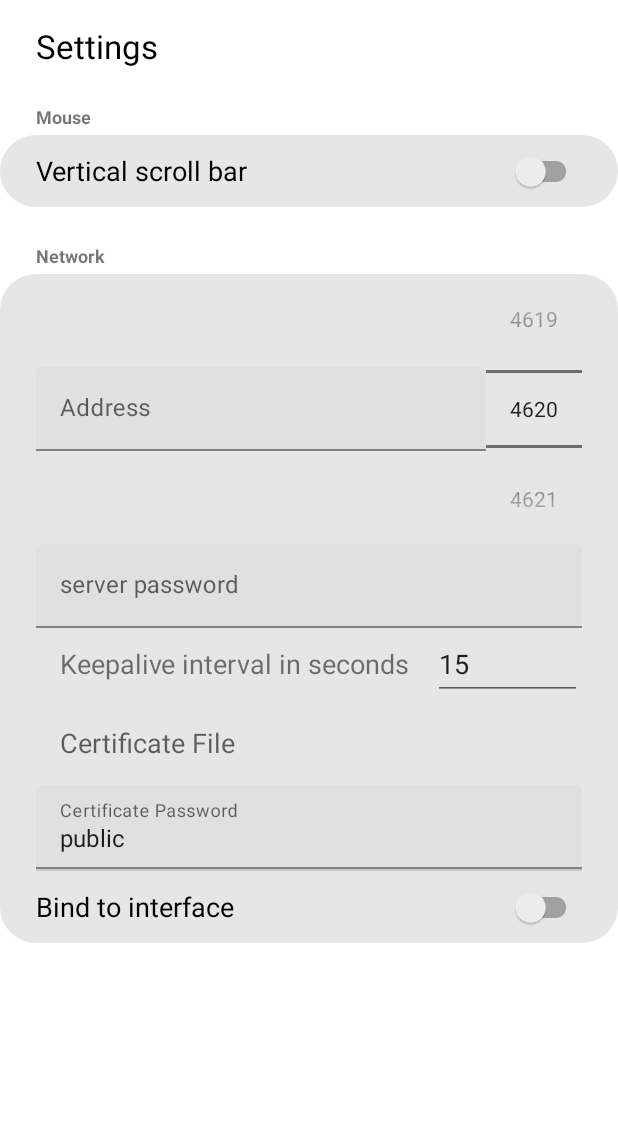
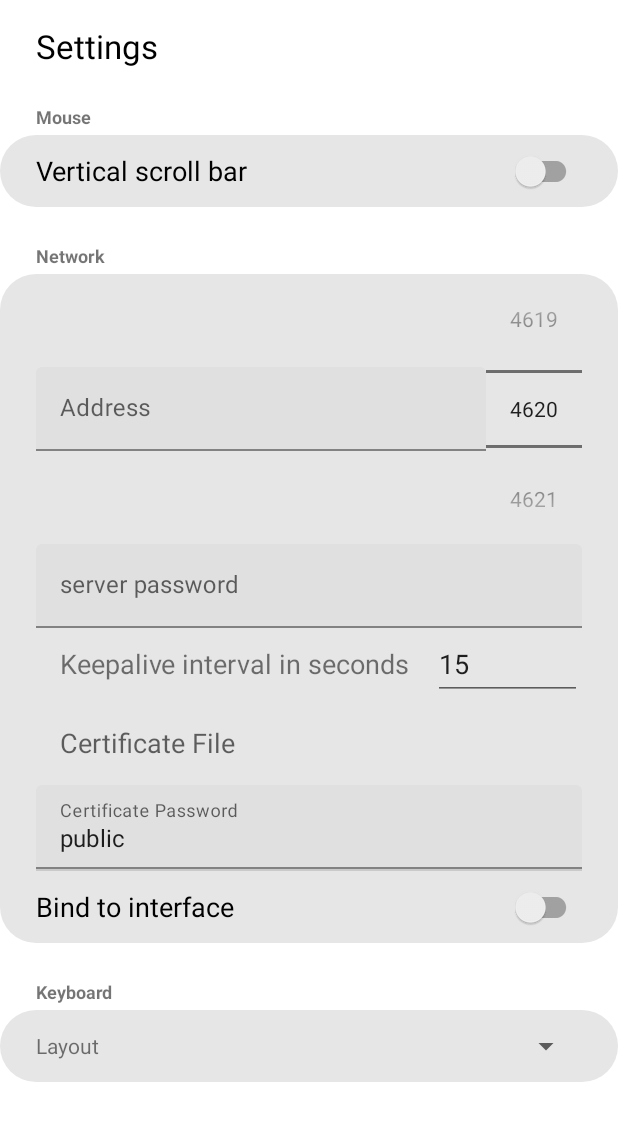
Before and after one commit to kryptonbutterfly/HIDoverWifi_android, an Android app: the screen it shows after launch (PreferencesActivity), after a tap on "Settings", on a phone screen of 412 x 824 dp. Shown: the top 1121 px of the screen. Run offline under Robolectric (Android 15) with nearby library versions, the phone set to English and light mode, and no system bars.

Commit message:
add multiple keyboard layouts & keepalive

```diff
--- a/app/build.gradle
+++ b/app/build.gradle
@@ -12,8 +12,8 @@ android {
         applicationId "kryptonbutterfly.hidoverwifi"
         minSdk = 31
         targetSdk = 36
-        versionCode 1
-        versionName "1.0"
+        versionCode 2
+        versionName "1.1.0"
     }
 
     buildTypes {
--- a/app/src/main/java/kryptonbutterfly/hidoverwifi/Constants.kt
+++ b/app/src/main/java/kryptonbutterfly/hidoverwifi/Constants.kt
@@ -13,4 +13,10 @@ object Constants {
 	const val INTERNAL_KEYSTORE_NAME = "keystore.p12"
 
 	const val PROTOCOL_ID = -8596033659527291744L
+
+	const val KEYBOARD_LAYOUT_PREFIX = "keyboard_"
+
+	val KEYBOARD_LAYOUTS = R.raw::class.java.declaredFields
+		.filter { f -> f.name.startsWith(KEYBOARD_LAYOUT_PREFIX) }
+		.associate { f -> f.name.replace(KEYBOARD_LAYOUT_PREFIX, "") to f.getInt(null) }
 }
--- a/app/src/main/java/kryptonbutterfly/hidoverwifi/prefs/Prefs.kt
+++ b/app/src/main/java/kryptonbutterfly/hidoverwifi/prefs/Prefs.kt
@@ -16,7 +16,8 @@ data class Prefs(
 	@Expose var bind: Boolean = false,
 	@Expose var bindAddress: String = "",
 	@Expose var keepAliveInterval: Int = 15,
-	@Expose var serverPassword: String = ""
+	@Expose var serverPassword: String = "",
+	@Expose var keyboardLayout: String = ""
 ) {
 	fun save(context: ContextWrapper) {
 		val json = GSON.toJson(this)
--- a/app/src/main/java/kryptonbutterfly/hidoverwifi/ui/PreferencesActivity.kt
+++ b/app/src/main/java/kryptonbutterfly/hidoverwifi/ui/PreferencesActivity.kt
@@ -20,6 +20,7 @@ import androidx.core.view.ViewCompat
 import androidx.core.view.WindowInsetsCompat
 import com.google.android.material.textfield.TextInputEditText
 import kryptonbutterfly.hidoverwifi.Constants.INTERNAL_KEYSTORE_NAME
+import kryptonbutterfly.hidoverwifi.Constants.KEYBOARD_LAYOUTS
 import kryptonbutterfly.hidoverwifi.R
 import kryptonbutterfly.hidoverwifi.prefs.prefs
 import java.io.File
@@ -32,9 +33,12 @@ import java.util.Objects
 class PreferencesActivity : AppCompatActivity() {
 
 	private lateinit var adapter: ArrayAdapter<AddressInfo>
+	private lateinit var layoutAdapter: ArrayAdapter<String>
 	private lateinit var main: ConstraintLayout
 	private lateinit var bindSwitch: SwitchCompat
 	private lateinit var spinnerBindAddress: Spinner
+	private lateinit var keyboardLayout: Spinner
+	private var selectedLayout: String? = null
 
 	private val picker =
 		registerForActivityResult(ActivityResultContracts.StartActivityForResult()) { result ->
@@ -62,6 +66,8 @@ class PreferencesActivity : AppCompatActivity() {
 		val textCertLoc = findViewById<TextView>(R.id.textCertFile)
 		val textCertPW = findViewById<TextInputEditText>(R.id.certPwText)
 		val textKeepAliveInterval = findViewById<TextView>(R.id.keepAlive_interval)
+		keyboardLayout = findViewById<Spinner>(R.id.keyboardLayout)
+
 		bindSwitch = findViewById(R.id.switchBind)
 		spinnerBindAddress = findViewById(R.id.spinnerBindAddresses)
 		switchScrollBar.isChecked = prefs.showScrollBar
@@ -75,12 +81,17 @@ class PreferencesActivity : AppCompatActivity() {
 		serverPassword.setText(prefs.serverPassword)
 		textCertPW.setText(prefs.certPassword)
 		textKeepAliveInterval.text = prefs.keepAliveInterval.toString()
+
 		bindSwitch.isChecked = prefs.bind
 		spinnerBindAddress.visibility = if (prefs.bind) VISIBLE else GONE
 
 		adapter = ArrayAdapter<AddressInfo>(this, android.R.layout.simple_spinner_item)
 		adapter.setDropDownViewResource(android.R.layout.simple_spinner_dropdown_item)
 		spinnerBindAddress.adapter = adapter
+
+		layoutAdapter = ArrayAdapter<String>(this, android.R.layout.simple_spinner_item)
+		layoutAdapter.setDropDownViewResource(android.R.layout.simple_spinner_dropdown_item)
+		keyboardLayout.adapter = layoutAdapter
 
 		onBackPressedDispatcher.addCallback(this, object : OnBackPressedCallback(true) {
 			override fun handleOnBackPressed() {
@@ -98,6 +109,7 @@ class PreferencesActivity : AppCompatActivity() {
 				prefs.bind = bindSwitch.isChecked
 				prefs.bindAddress =
 					(spinnerBindAddress.selectedItem as? AddressInfo)?.address?.hostAddress ?: ""
+				prefs.keyboardLayout = keyboardLayout.selectedItem as String
 				finish()
 			}
 		})
@@ -112,6 +124,11 @@ class PreferencesActivity : AppCompatActivity() {
 		adapter.clear()
 		val available = getAllNetworkInterfaces()
 		adapter.addAll(available)
+
+		val selectedLayout = (keyboardLayout.selectedItem as? String)
+		layoutAdapter.clear()
+		val availableLayouts = KEYBOARD_LAYOUTS.keys.toMutableList()
+		layoutAdapter.addAll(availableLayouts)
 
 		selected?.also { aInfo ->
 			val index =
@@ -130,6 +147,24 @@ class PreferencesActivity : AppCompatActivity() {
 					spinnerBindAddress.isSelected = false
 			} else
 				spinnerBindAddress.isSelected = false
+		}
+
+		selectedLayout?.also { lName ->
+			val index = availableLayouts.indexOfFirst { it == lName }
+			if (index != -1)
+				keyboardLayout.setSelection(index)
+			else
+				keyboardLayout.isSelected = false
+		} ?: also {
+			val prefsLayout = prefs(this).keyboardLayout
+			if (prefsLayout.isNotEmpty()){
+				val index = availableLayouts.indexOfFirst { it == prefsLayout }
+				if (index != -1)
+					keyboardLayout.setSelection(index)
+				else
+					keyboardLayout.isSelected = false
+			} else
+				keyboardLayout.isSelected = false
 		}
 	}
 
--- a/app/src/main/res/layout/activity_preferences.xml
+++ b/app/src/main/res/layout/activity_preferences.xml
@@ -86,6 +86,7 @@
                 app:layout_constraintTop_toBottomOf="@+id/mouse_settings_container" />
 
             <androidx.constraintlayout.widget.ConstraintLayout
+                android:id="@+id/constraintLayout5"
                 android:layout_width="match_parent"
                 android:layout_height="wrap_content"
                 android:background="@drawable/rounded_edges_small"
@@ -237,7 +238,7 @@
                     android:textSize="18sp"
                     app:layout_constraintEnd_toEndOf="parent"
                     app:layout_constraintStart_toStartOf="parent"
-                    app:layout_constraintTop_toBottomOf="@id/divider"/>
+                    app:layout_constraintTop_toBottomOf="@id/divider" />
 
                 <androidx.constraintlayout.widget.ConstraintLayout
                     android:layout_width="0dp"
@@ -279,6 +280,52 @@
                 </com.google.android.material.textfield.TextInputLayout> -->
             </androidx.constraintlayout.widget.ConstraintLayout>
 
+            <TextView
+                android:id="@+id/keyboardTitle"
+                android:layout_width="wrap_content"
+                android:layout_height="wrap_content"
+                android:paddingStart="24dp"
+                android:paddingTop="24dp"
+                android:paddingEnd="24dp"
+                android:paddingBottom="4dp"
+                android:text="@string/keyboard_settings_title"
+                android:textSize="12sp"
+                android:textStyle="bold"
+                app:layout_constraintStart_toStartOf="parent"
+                app:layout_constraintTop_toBottomOf="@+id/constraintLayout5" />
+
+            <androidx.constraintlayout.widget.ConstraintLayout
+                android:layout_width="match_parent"
+                android:layout_height="wrap_content"
+                android:background="@drawable/rounded_edges_small"
+                android:paddingHorizontal="24dp"
+                app:layout_constraintEnd_toEndOf="parent"
+                app:layout_constraintStart_toStartOf="parent"
+                app:layout_constraintTop_toBottomOf="@id/keyboardTitle">
+
+                <TextView
+                    android:id="@+id/textView3"
+                    android:layout_width="wrap_content"
+                    android:layout_height="0dp"
+                    android:gravity="center_vertical"
+                    android:text="@string/settings_keyboard_layout"
+                    app:layout_constraintBottom_toBottomOf="@+id/keyboardLayout"
+                    app:layout_constraintStart_toStartOf="parent"
+                    app:layout_constraintTop_toTopOf="parent" />
+
+                <Spinner
+                    android:id="@+id/keyboardLayout"
+                    android:layout_width="0dp"
+                    android:layout_height="wrap_content"
+                    android:layout_marginStart="24dp"
+                    android:minHeight="48dp"
+                    app:layout_constraintEnd_toEndOf="parent"
+                    app:layout_constraintStart_toEndOf="@+id/textView3"
+                    app:layout_constraintTop_toTopOf="parent" />
+            </androidx.constraintlayout.widget.ConstraintLayout>
+
+
         </androidx.constraintlayout.widget.ConstraintLayout>
     </ScrollView>
+
 </androidx.constraintlayout.widget.ConstraintLayout>
--- a/app/src/main/res/values/strings.xml
+++ b/app/src/main/res/values/strings.xml
@@ -32,4 +32,6 @@
     <string name="settings_cert_passwd_hint">Certificate Password</string>
     <string name="settings_hint_keepalive_interval">Keepalive interval in seconds</string>
     <string name="settings_hint_server_password">server password</string>
+    <string name="keyboard_settings_title">Keyboard</string>
+    <string name="settings_keyboard_layout">Layout</string>
 </resources>
```
Also changed, not shown: app/src/main/java/kryptonbutterfly/hidoverwifi/ui/KeyboardActivity.kt (+23 -4 lines), app/src/main/res/raw/keyboard_en_us.json (added, +50 -0 lines), 1 other file.
